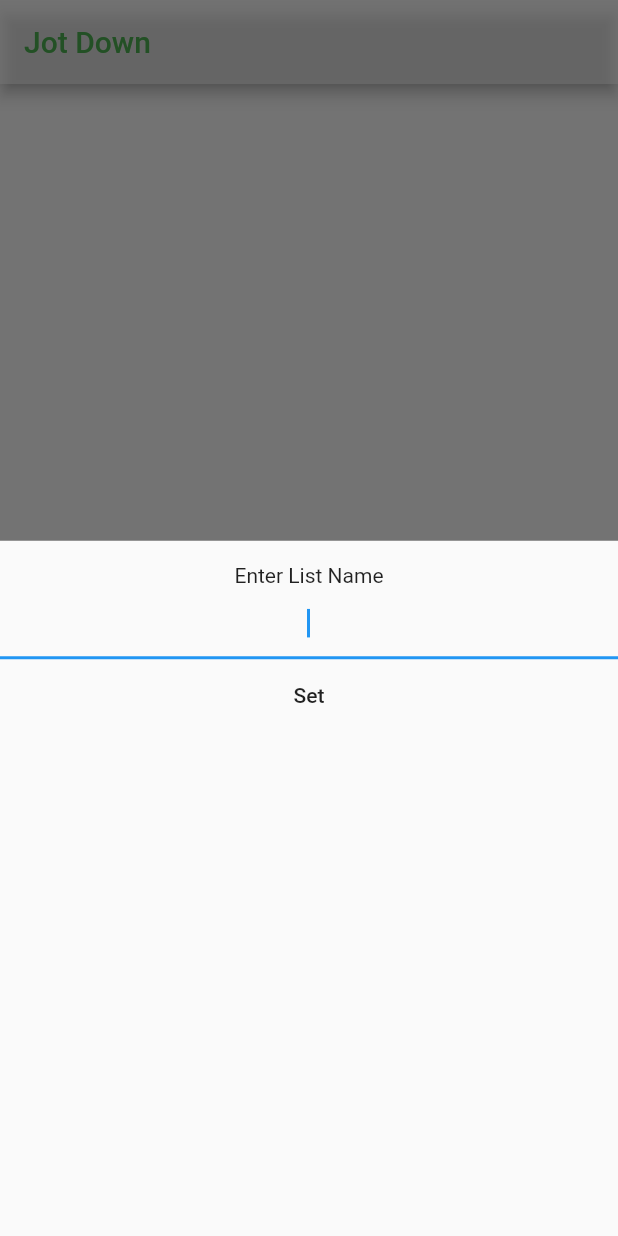
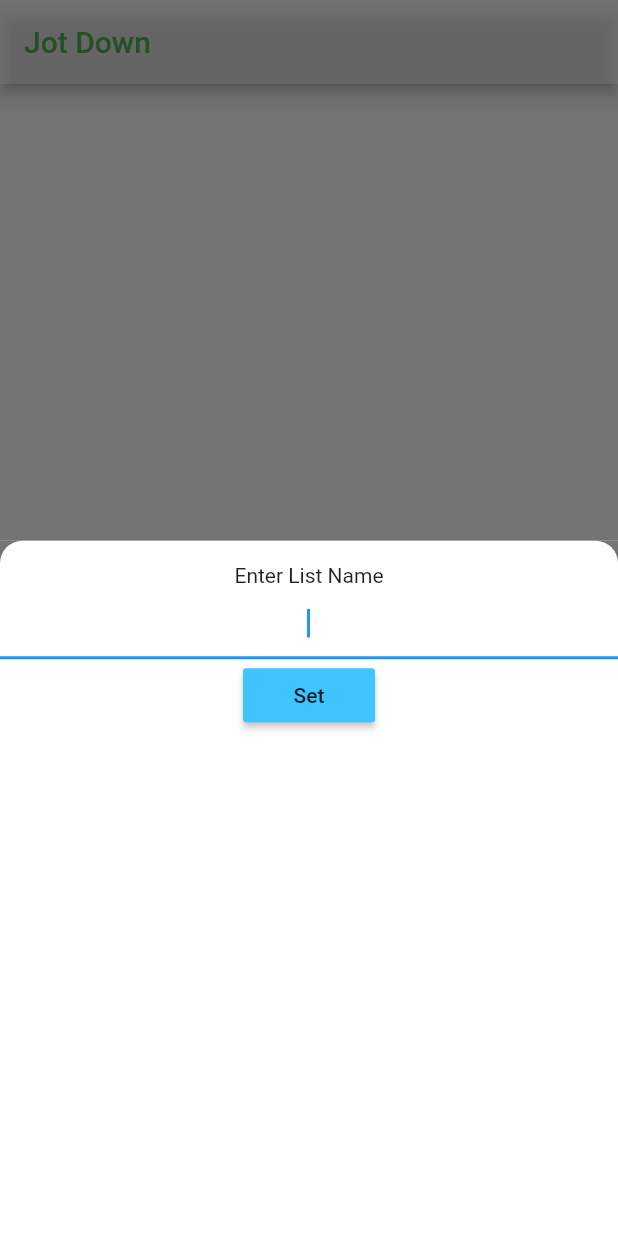
Before and after one commit to NoelieChristyCatolin/JotDown, a Flutter app: the screen it shows after launch, after a tap on the "add" icon, on a phone screen of 412 x 824 dp. Run offline on Flutter 3.47's test engine with Material 2 defaults, Android fonts, the phone set to English and light mode, and no system bars; our stand-ins replace cloud_firestore, firebase_core; accounts and stored records are empty.

Commit message:
added circular border to utilities

```diff
--- a/lib/screens/list_utility_screen.dart
+++ b/lib/screens/list_utility_screen.dart
@@ -9,7 +9,14 @@ class ListUtilityScreen extends StatelessWidget {
 
   @override
   Widget build(BuildContext context) {
-    return Column(
+    return Container(
+      color: Color(0xff757575),
+      child: Container(
+        decoration: BoxDecoration(
+          color: Colors.white,
+          borderRadius: BorderRadius.only(topLeft: Radius.circular(15), topRight: Radius.circular(15))
+        ),
+        child: Column(
           children: <Widget>[
             SizedBox(
               height: 15,
@@ -22,11 +29,19 @@ class ListUtilityScreen extends StatelessWidget {
                 newList = value;
               },
             ),
-        FlatButton(onPressed: () {
+            RaisedButton(
+              child: Text("Set"),
+              color: Colors.lightBlueAccent,
+              onPressed: () {
+                if (newList.isNotEmpty) {
                   listCallback(newList);
                   Navigator.pop(context);
-        }, child: Text("Set"),)
+                }
+              },
+            )
           ],
+        ),
+      ),
     );
   }
 }
```
Also changed, not shown: lib/components/list_tile_widget.dart (+2 -7 lines), lib/screens/element_utility_screen.dart (+10 -1 lines). Lines whose indentation alone changed are shown as unchanged.
